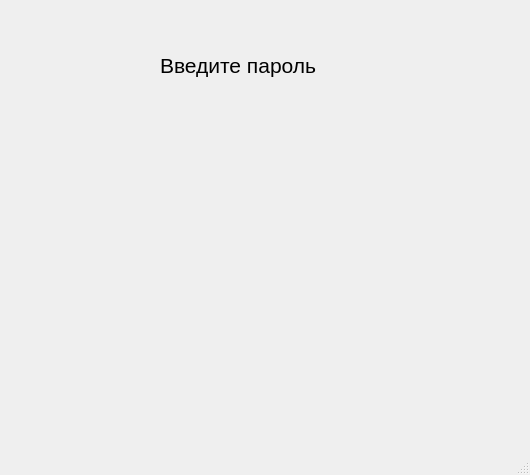
Qt form authorization.ui (Ore111ek/ThisLifeIsMine) before a commit.
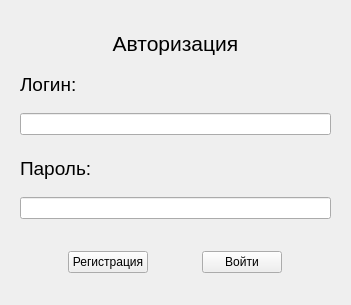
The same form after that commit.

Patch:
```diff
--- a/authorization.ui
+++ b/authorization.ui
@@ -9,32 +9,153 @@
    <rect>
     <x>0</x>
     <y>0</y>
-    <width>530</width>
-    <height>475</height>
+    <width>351</width>
+    <height>305</height>
    </rect>
   </property>
   <property name="windowTitle">
    <string>Авторизация</string>
   </property>
   <widget class="QWidget" name="centralwidget">
-   <widget class="QLabel" name="label">
-    <property name="geometry">
-     <rect>
-      <x>160</x>
-      <y>50</y>
-      <width>211</width>
-      <height>31</height>
-     </rect>
+   <layout class="QVBoxLayout" name="verticalLayout">
+    <property name="leftMargin">
+     <number>20</number>
     </property>
-    <property name="font">
-     <font>
-      <pointsize>16</pointsize>
-     </font>
+    <property name="topMargin">
+     <number>20</number>
     </property>
-    <property name="text">
-     <string>Введите пароль</string>
+    <property name="rightMargin">
+     <number>20</number>
     </property>
-   </widget>
+    <property name="bottomMargin">
+     <number>20</number>
+    </property>
+    <item>
+     <widget class="QLabel" name="label_3">
+      <property name="sizePolicy">
+       <sizepolicy hsizetype="Preferred" vsizetype="Maximum">
+        <horstretch>0</horstretch>
+        <verstretch>0</verstretch>
+       </sizepolicy>
+      </property>
+      <property name="font">
+       <font>
+        <pointsize>16</pointsize>
+       </font>
+      </property>
+      <property name="text">
+       <string>Авторизация</string>
+      </property>
+      <property name="alignment">
+       <set>Qt::AlignCenter</set>
+      </property>
+     </widget>
+    </item>
+    <item>
+     <widget class="QLabel" name="label_2">
+      <property name="sizePolicy">
+       <sizepolicy hsizetype="Preferred" vsizetype="Maximum">
+        <horstretch>0</horstretch>
+        <verstretch>0</verstretch>
+       </sizepolicy>
+      </property>
+      <property name="font">
+       <font>
+        <pointsize>14</pointsize>
+       </font>
+      </property>
+      <property name="text">
+       <string>Логин:</string>
+      </property>
+     </widget>
+    </item>
+    <item>
+     <widget class="QLineEdit" name="login"/>
+    </item>
+    <item>
+     <spacer name="verticalSpacer">
+      <property name="orientation">
+       <enum>Qt::Vertical</enum>
+      </property>
+      <property name="sizeType">
+       <enum>QSizePolicy::Maximum</enum>
+      </property>
+      <property name="sizeHint" stdset="0">
+       <size>
+        <width>20</width>
+        <height>5</height>
+       </size>
+      </property>
+     </spacer>
+    </item>
+    <item>
+     <widget class="QLabel" name="label">
+      <property name="sizePolicy">
+       <sizepolicy hsizetype="Preferred" vsizetype="Maximum">
+        <horstretch>0</horstretch>
+        <verstretch>0</verstretch>
+       </sizepolicy>
+      </property>
+      <property name="font">
+       <font>
+        <pointsize>14</pointsize>
+       </font>
+      </property>
+      <property name="text">
+       <string>Пароль:</string>
+      </property>
+     </widget>
+    </item>
+    <item>
+     <widget class="QLineEdit" name="password"/>
+    </item>
+    <item>
+     <spacer name="verticalSpacer_2">
+      <property name="orientation">
+       <enum>Qt::Vertical</enum>
+      </property>
+      <property name="sizeType">
+       <enum>QSizePolicy::Maximum</enum>
+      </property>
+      <property name="sizeHint" stdset="0">
+       <size>
+        <width>20</width>
+        <height>15</height>
+       </size>
+      </property>
+     </spacer>
+    </item>
+    <item>
+     <layout class="QHBoxLayout" name="horizontalLayout">
+      <item>
+       <widget class="QPushButton" name="registerButton">
+        <property name="sizePolicy">
+         <sizepolicy hsizetype="Maximum" vsizetype="Fixed">
+          <horstretch>0</horstretch>
+          <verstretch>0</verstretch>
+         </sizepolicy>
+        </property>
+        <property name="text">
+         <string>Регистрация</string>
+        </property>
+       </widget>
+      </item>
+      <item>
+       <widget class="QPushButton" name="loginButton">
+        <property name="sizePolicy">
+         <sizepolicy hsizetype="Maximum" vsizetype="Fixed">
+          <horstretch>0</horstretch>
+          <verstretch>0</verstretch>
+         </sizepolicy>
+        </property>
+        <property name="text">
+         <string>Войти</string>
+        </property>
+       </widget>
+      </item>
+     </layout>
+    </item>
+   </layout>
   </widget>
   <widget class="QMenuBar" name="menubar">
    <property name="geometry">
@@ -46,7 +167,6 @@
     </rect>
    </property>
   </widget>
-  <widget class="QStatusBar" name="statusbar"/>
  </widget>
  <resources/>
  <connections/>
```
Left out of the diff: 2 changed lines with no effect on the pictures.
